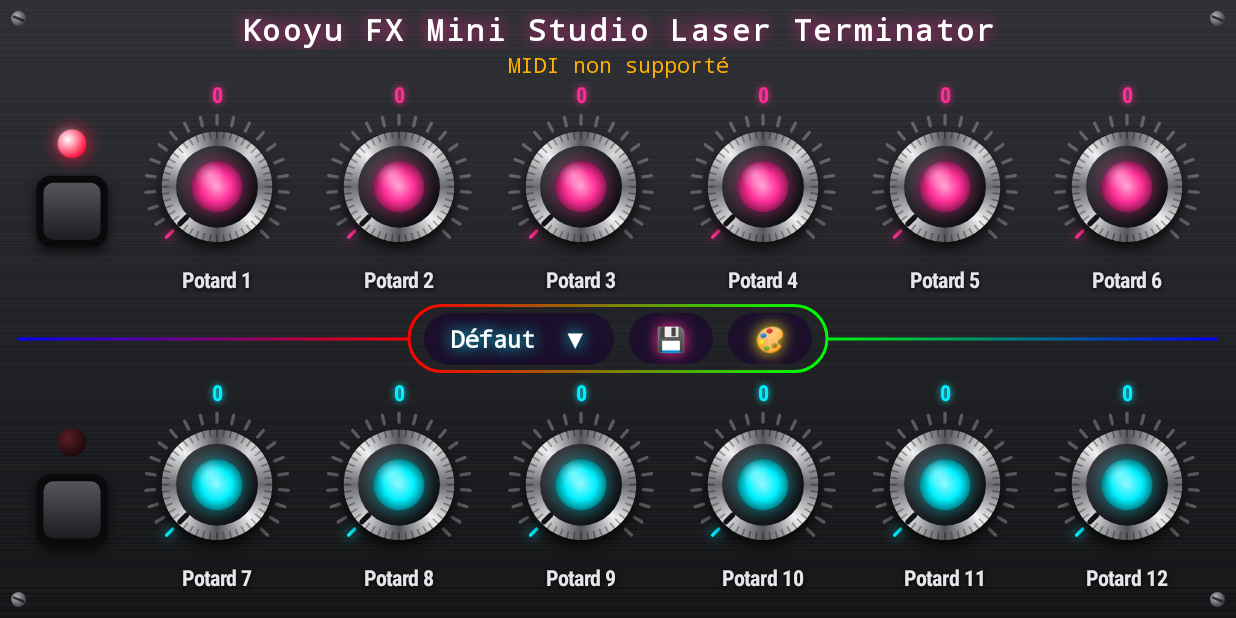
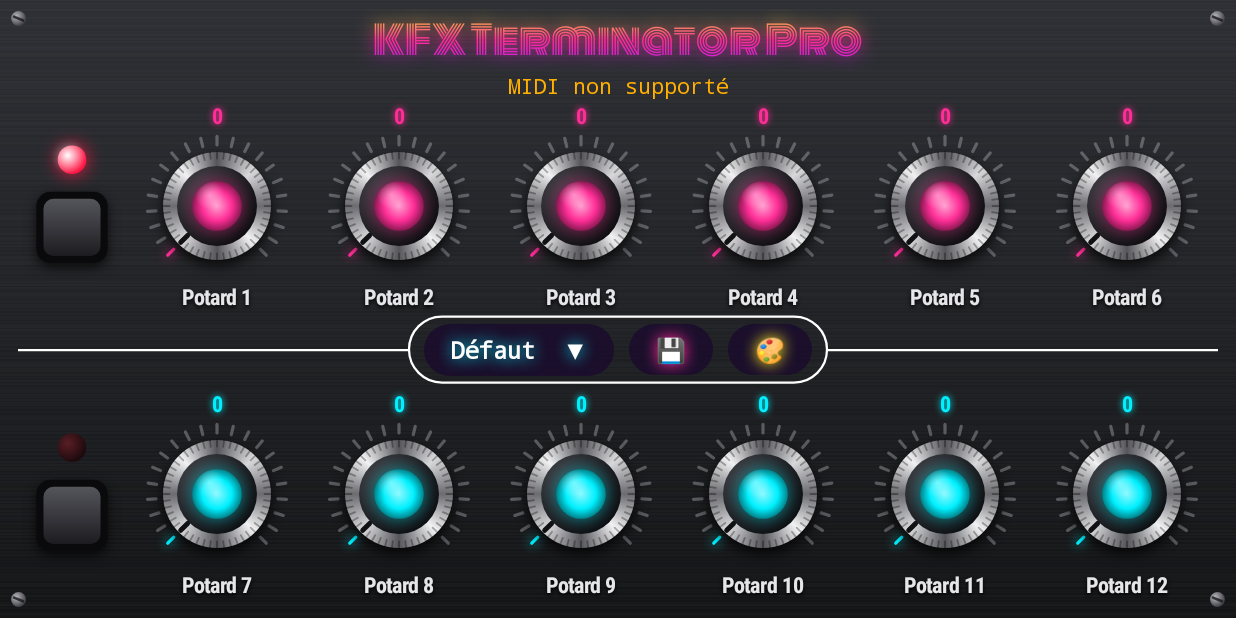
Before and after one commit to perezsebastien15-dotcom/KFX-Mini-Studio-Laser-Terminator, an Android app: the screen it shows after launch (MainActivity), after a tap on an icon or button, on a phone screen of 824 x 412 dp (held sideways). Run offline under Robolectric (Android 15) with nearby library versions, the phone set to English and light mode, and no system bars; 3 other taps on this screen came first.

Commit message:
Double tap opens knob settings (name, CC, color, knob/switch type); white divider; KFX Terminator Pro title
- Single tap no longer opens the dialog (too easy to trigger by accident)
- Settings dialog: color dropdown, knob or switch type, stored per CC/bank and in configs
- Switch: tap toggles 0/127, drawn in "off" color at 0 and chosen color at 127
- RGB divider replaced by a plain white line
- Title "KFX Terminator Pro" in Monoton (OFL) with sunset gradient

Co-Authored-By: Claude Opus 5.5 <noreply@anthropic.com>
Claude-Session: https://claude.ai/code/session_01FW7mrD7z6fZ2p58qVVKdmu

```diff
--- a/app/src/main/java/com/kooyu/neonknobs/KnobView.kt
+++ b/app/src/main/java/com/kooyu/neonknobs/KnobView.kt
@@ -24,7 +24,7 @@ import kotlin.math.sin
 
 /**
  * Gros potard néon.
- * Tourner le doigt autour = valeur · tap = nom/CC · double tap potard = couleur · double tap nom = renommer.
+ * Knob : tourner le doigt autour = valeur. Switch : tap = 0 ↔ 127. Double tap = réglages du potard.
  */
 @SuppressLint("ViewConstructor")
 class KnobView(context: Context, initialColor: Int) : View(context) {
@@ -33,7 +33,7 @@ class KnobView(context: Context, initialColor: Int) : View(context) {
         /** "Éteint" : gris sombre, le potard a l'air coupé. */
         const val ETEINT = 0xFF3A3A42.toInt()
 
-        /** Rose, cyan, jaune, vert, orange, rouge, bleu, violet, éteint (ordre du double tap). */
+        /** Rose, cyan, jaune, vert, orange, rouge, bleu, violet, éteint. */
         val NEON = intArrayOf(
             0xFFFF2E97.toInt(), 0xFF00F0FF.toInt(), 0xFFFFF01F.toInt(), 0xFF39FF14.toInt(),
             0xFFFF8C00.toInt(), 0xFFFF073A.toInt(), 0xFF1F51FF.toInt(), 0xFFBC13FE.toInt(), ETEINT,
@@ -47,13 +47,16 @@ class KnobView(context: Context, initialColor: Int) : View(context) {
         set(v) { field = v.coerceIn(0, 127); invalidate() }
     var color = initialColor
         set(v) { field = v; invalidate() }
+    /** true = switch : 0 (couleur éteint) ou 127 (couleur choisie), au tap. */
+    var isSwitch = false
+        set(v) { field = v; invalidate() }
+    private val on get() = value >= 64
     /** false = style néon, true = style réaliste (potard métal + insert néon). */
     var realistic = false
         set(v) { field = v; invalidate() }
 
     var onValueChange: ((KnobView) -> Unit)? = null
     var onEdit: ((KnobView) -> Unit)? = null
-    var onRename: ((KnobView) -> Unit)? = null
 
     private val dp = resources.displayMetrics.density
     private val slop = ViewConfiguration.get(context).scaledTouchSlop
@@ -61,7 +64,6 @@ class KnobView(context: Context, initialColor: Int) : View(context) {
     private var cx = 0f
     private var cy = 0f
     private var r = 0f
-    private var nameTop = 0f
     private var rainbow = -1f // progression 0..1 de l'anim arc-en-ciel, -1 = éteinte
 
     private val track = Paint(Paint.ANTI_ALIAS_FLAG).apply { style = Paint.Style.STROKE; strokeCap = Paint.Cap.ROUND }
@@ -92,7 +94,8 @@ class KnobView(context: Context, initialColor: Int) : View(context) {
     }
 
     override fun onDraw(canvas: Canvas) {
-        val c = if (rainbow < 0) color else Color.HSVToColor(floatArrayOf(rainbow * 720f % 360f, 1f, 1f))
+        val c = if (rainbow >= 0) Color.HSVToColor(floatArrayOf(rainbow * 720f % 360f, 1f, 1f))
+            else if (isSwitch && !on) ETEINT else color
         if (realistic) return drawRealistic(canvas, c)
         text.typeface = neonFont
         track.color = Color.argb(60, Color.red(c), Color.green(c), Color.blue(c))
@@ -106,21 +109,25 @@ class KnobView(context: Context, initialColor: Int) : View(context) {
         track.strokeWidth = stroke
         glow.strokeWidth = stroke
 
-        canvas.drawText(value.toString(), cx, textSize * 1.1f, text)
+        canvas.drawText(label(), cx, textSize * 1.1f, text)
 
         arc.set(cx - r + stroke, cy - r + stroke, cx + r - stroke, cy + r - stroke)
         canvas.drawArc(arc, 135f, 270f, false, track)
         // pendant l'arc-en-ciel l'arc fait un tour complet, sinon il suit la valeur
-        canvas.drawArc(arc, 135f, if (rainbow < 0) 270f * value / 127f else 270f * rainbow, false, glow)
+        // switch : anneau plein, éteint ou allumé
+        canvas.drawArc(arc, 135f, if (rainbow >= 0) 270f * rainbow else if (isSwitch) 270f else 270f * value / 127f, false, glow)
 
         val inner = r - stroke * 2f
         canvas.drawCircle(cx, cy, inner, body)
+        if (isSwitch) canvas.drawCircle(cx, cy, inner * 0.45f, glow) // switch : un anneau au lieu de l'aiguille
+        else {
             val a = Math.toRadians(135.0 + 270.0 * value / 127.0)
             canvas.drawLine(
                 cx, cy,
                 cx + (inner * 0.85f * cos(a)).toFloat(), cy + (inner * 0.85f * sin(a)).toFloat(),
                 glow
             )
+        }
 
         canvas.drawText(name, cx, cy + r + textSize * 1.3f, text)
     }
@@ -132,9 +139,10 @@ class KnobView(context: Context, initialColor: Int) : View(context) {
         cx = width / 2f
         r = min(width * 0.8f, height - textSize * 3.2f) / 2f
         cy = textSize * 1.6f + r
-        nameTop = cy + r
         return textSize
     }
+
+    private fun label() = if (isSwitch) (if (on) "ON" else "OFF") else value.toString()
 
     private fun mix(a: Int, b: Int, t: Float) = Color.rgb(
         (Color.red(a) + (Color.red(b) - Color.red(a)) * t).toInt(),
@@ -145,8 +153,8 @@ class KnobView(context: Context, initialColor: Int) : View(context) {
     /** Potard façon matériel studio : graduations LED, jupe alu qui tourne, capuchon noir, insert néon lumineux. */
     private fun drawRealistic(canvas: Canvas, c: Int) {
         val textSize = layout()
-        val deg = 135f + 270f * value / 127f
-        val lit = if (rainbow < 0) value / 127f else rainbow
+        val deg = if (isSwitch) 270f else 135f + 270f * value / 127f // switch : repère fixe en haut
+        val lit = if (rainbow >= 0) rainbow else if (isSwitch) 1f else value / 127f
 
         // graduations : allumées en néon jusqu'à la valeur
         line.strokeWidth = r * 0.045f
@@ -195,11 +203,11 @@ class KnobView(context: Context, initialColor: Int) : View(context) {
             0xFF4A4A50.toInt(), 0xFF0C0C0F.toInt(), Shader.TileMode.CLAMP)
         canvas.drawCircle(cx, cy, rc, fill)
 
-        // repère gravé noir sur la jupe
+        // repère gravé noir sur la jupe (pas sur un switch)
         val a = Math.toRadians(deg.toDouble())
         line.color = 0xFF111114.toInt()
         line.strokeWidth = r * 0.07f
-        canvas.drawLine(
+        if (!isSwitch) canvas.drawLine(
             cx + (rc * 1.04f * cos(a)).toFloat(), cy + (rc * 1.04f * sin(a)).toFloat(),
             cx + (rs * 0.95f * cos(a)).toFloat(), cy + (rs * 0.95f * sin(a)).toFloat(), line
         )
@@ -220,7 +228,7 @@ class KnobView(context: Context, initialColor: Int) : View(context) {
         text.typeface = realFont
         text.color = if (c == ETEINT) Color.GRAY else c // sinon la valeur disparaît sur la façade sombre
         text.setShadowLayer(4 * dp, 0f, 0f, c)
-        canvas.drawText(value.toString(), cx, textSize * 1.1f, text)
+        canvas.drawText(label(), cx, textSize * 1.1f, text)
         text.color = if (rainbow < 0) 0xFFE6E6EA.toInt() else c
         text.setShadowLayer(2 * dp, 0f, 1 * dp, Color.BLACK)
         canvas.drawText(name, cx, cy + r + textSize * 1.3f, text)
@@ -228,12 +236,12 @@ class KnobView(context: Context, initialColor: Int) : View(context) {
 
     private val gestures = GestureDetector(context, object : GestureDetector.SimpleOnGestureListener() {
         override fun onDown(e: MotionEvent) = true
-        override fun onSingleTapConfirmed(e: MotionEvent) = performClick()
-        override fun onDoubleTap(e: MotionEvent): Boolean {
-            if (e.y > nameTop) onRename?.invoke(this@KnobView)
-            else color = NEON[(NEON.indexOf(color) + 1) % NEON.size]
+        // confirmé = on attend de savoir que ce n'est pas un double tap (~300 ms)
+        override fun onSingleTapConfirmed(e: MotionEvent): Boolean {
+            if (isSwitch) { value = if (on) 0 else 127; onValueChange?.invoke(this@KnobView) }
             return true
         }
+        override fun onDoubleTap(e: MotionEvent) = performClick()
     }).apply { setIsLongpressEnabled(false) }
 
     private var downX = 0f
@@ -256,7 +264,7 @@ class KnobView(context: Context, initialColor: Int) : View(context) {
                 if (!dragging && hypot(e.x - downX, e.y - downY) > slop) dragging = true
                 val a = angle(e)
                 // près du centre l'angle part en vrille : on suit le doigt sans changer la valeur
-                if (dragging && hypot(e.x - cx, e.y - cy) > r * 0.25f) {
+                if (dragging && !isSwitch && hypot(e.x - cx, e.y - cy) > r * 0.25f) {
                     var d = a - lastAngle
                     if (d > 180) d -= 360 else if (d < -180) d += 360
                     acc = (acc + d * 127f / 270f).coerceIn(0f, 127f) // 270° de course = 0→127, sens horaire = monte
--- a/app/src/main/java/com/kooyu/neonknobs/MainActivity.kt
+++ b/app/src/main/java/com/kooyu/neonknobs/MainActivity.kt
@@ -9,7 +9,6 @@ import android.graphics.Color
 import android.graphics.ColorFilter
 import android.graphics.LinearGradient
 import android.graphics.Paint
-import android.graphics.Matrix
 import android.graphics.PixelFormat
 import android.graphics.RadialGradient
 import android.graphics.Rect
@@ -25,7 +24,6 @@ import android.media.midi.MidiManager
 import android.os.Bundle
 import android.os.Handler
 import android.os.Looper
-import android.os.SystemClock
 import android.text.InputType
 import android.view.Gravity
 import android.view.View
@@ -33,7 +31,11 @@ import android.view.WindowManager
 import android.widget.EditText
 import android.widget.FrameLayout
 import android.widget.LinearLayout
+import android.widget.ArrayAdapter
 import android.widget.PopupMenu
+import android.widget.RadioButton
+import android.widget.RadioGroup
+import android.widget.Spinner
 import android.widget.TextView
 import android.widget.Toast
 import org.json.JSONArray
@@ -46,8 +48,8 @@ import kotlin.math.sin
 class MainActivity : Activity() {
 
     private val knobs = mutableListOf<KnobView>()
-    // 2 banks par ligne, 24 mémoires {n, cc, c, v} : 0-11 = bank A / switch OFF (CC 20-31), 12-23 = bank B / switch ON (CC 32-43).
-    // Nom, CC, valeur et couleur sont propres à chaque mémoire (chaque CC a les siens).
+    // 2 banks par ligne, 24 mémoires {n, cc, c, v, t (0 = knob, 1 = switch)} : 0-11 = bank A / switch OFF (CC 20-31), 12-23 = bank B / switch ON (CC 32-43).
+    // Nom, CC, valeur, couleur et type sont propres à chaque mémoire (chaque CC a les siens).
     private val slots = Array(24) { JSONObject() }
     private val switchOn = BooleanArray(2)
     private val switches = mutableListOf<RowSwitch>()
@@ -73,12 +75,14 @@ class MainActivity : Activity() {
             setPadding(p, p / 2, p, p)
         }
         root.addView(TextView(this).apply {
-            text = "Kooyu FX Mini Studio Laser Terminator"
-            typeface = Typeface.create(Typeface.MONOSPACE, Typeface.BOLD)
+            text = "KFX Terminator Pro"
+            typeface = Typeface.createFromAsset(assets, "monoton.ttf") // police Monoton, licence OFL (assets/monoton-OFL.txt)
             gravity = Gravity.CENTER
-            textSize = 20f
-            letterSpacing = 0.08f
+            textSize = 26f
             setTextColor(Color.WHITE)
+            // dégradé coucher de soleil jaune → rose → violet sur la hauteur du texte, halo rose
+            paint.shader = LinearGradient(0f, 0f, 0f, lineHeight.toFloat(),
+                intArrayOf(0xFFFFF01F.toInt(), 0xFFFF2E97.toInt(), 0xFFBC13FE.toInt()), null, Shader.TileMode.CLAMP)
             setShadowLayer(10 * resources.displayMetrics.density, 0f, 0f, KnobView.NEON[0])
         })
         status = TextView(this).apply {
@@ -95,6 +99,7 @@ class MainActivity : Activity() {
                 .put("cc", prefs.getInt("cc$j", 20 + j)) // OFF : potard 1 = CC 20 … 12 = CC 31 · ON : potard 1 = CC 32 … 12 = CC 43
                 .put("c", prefs.getInt("col$j", KnobView.NEON[k / 6]))
                 .put("v", prefs.getInt("val$j", 0))
+                .put("t", prefs.getInt("type$j", 0))
         }
         for (row in 0..1) {
             switchOn[row] = prefs.getBoolean("sw$row", false)
@@ -110,8 +115,7 @@ class MainActivity : Activity() {
             for (col in 0..5) {
                 val knob = KnobView(this, KnobView.NEON[row]).apply {
                     onValueChange = { sendCc(it.cc, it.value) }
-                    onEdit = { editKnob(it, withCc = true) }
-                    onRename = { editKnob(it, withCc = false) }
+                    onEdit = ::editKnob
                 }
                 knobs += knob
                 line.addView(knob, LinearLayout.LayoutParams(0, LinearLayout.LayoutParams.MATCH_PARENT, 1f))
@@ -143,7 +147,7 @@ class MainActivity : Activity() {
         prefs.edit().apply {
             slots.forEachIndexed { j, o ->
                 putString("name$j", o.getString("n")); putInt("cc$j", o.getInt("cc"))
-                putInt("val$j", o.getInt("v")); putInt("col$j", o.getInt("c"))
+                putInt("val$j", o.getInt("v")); putInt("col$j", o.getInt("c")); putInt("type$j", o.optInt("t"))
             }
             putBoolean("sw0", switchOn[0]); putBoolean("sw1", switchOn[1])
         }.apply()
@@ -157,12 +161,16 @@ class MainActivity : Activity() {
     private fun store(k: Int) {
         val v = knobs[k]
         slots[slotOf(k)] = JSONObject().put("n", v.name).put("cc", v.cc).put("c", v.color).put("v", v.value)
+            .put("t", if (v.isSwitch) 1 else 0)
     }
 
-    /** Nom, CC, valeur et couleur de la bank active. */
+    /** Nom, CC, valeur, couleur et type de la bank active. */
     private fun show(k: Int) {
         val o = slots[slotOf(k)]
-        knobs[k].apply { name = o.getString("n"); cc = o.getInt("cc"); color = o.getInt("c"); value = o.getInt("v") }
+        knobs[k].apply {
+            name = o.getString("n"); cc = o.getInt("cc"); color = o.getInt("c"); value = o.getInt("v")
+            isSwitch = o.optInt("t") == 1 // les configs d'avant n'ont pas de type : knob
+        }
     }
 
     /** Interne à l'appli : bascule la ligne de bank (CC + valeurs), rien n'est envoyé en MIDI. */
@@ -182,16 +190,36 @@ class MainActivity : Activity() {
 
     // ---------- Réglages ----------
 
-    private fun editKnob(k: KnobView, withCc: Boolean) {
+    /** Réglages du potard (double tap) : nom, CC, couleur, type. */
+    private fun editKnob(k: KnobView) {
         val nameField = EditText(this).apply { setText(k.name); hint = "Nom"; setSingleLine(); selectAll() }
         val ccField = EditText(this).apply {
             setText(k.cc.toString()); hint = "CC (0-127)"; inputType = InputType.TYPE_CLASS_NUMBER
+        }
+        val colorNames = listOf("Rose", "Cyan", "Jaune", "Vert", "Orange", "Rouge", "Bleu", "Violet", "Éteint")
+        val colorPick = Spinner(this).apply {
+            adapter = object : ArrayAdapter<String>(this@MainActivity, android.R.layout.simple_spinner_item, colorNames.map { "●  $it" }) {
+                override fun getView(pos: Int, v: View?, parent: android.view.ViewGroup) = tint(super.getView(pos, v, parent), pos)
+                override fun getDropDownView(pos: Int, v: View?, parent: android.view.ViewGroup) = tint(super.getDropDownView(pos, v, parent), pos)
+                // "éteint" en gris lisible, sinon il disparaît sur le fond sombre
+                private fun tint(v: View, pos: Int) = v.apply {
+                    (this as TextView).setTextColor(if (KnobView.NEON[pos] == KnobView.ETEINT) Color.GRAY else KnobView.NEON[pos])
+                }
+            }.apply { setDropDownViewResource(android.R.layout.simple_spinner_dropdown_item) }
+            setSelection(KnobView.NEON.indexOf(k.color).coerceAtLeast(0))
+        }
+        val knobBtn = RadioButton(this).apply { text = "Knob"; id = View.generateViewId() }
+        val switchBtn = RadioButton(this).apply { text = "Switch"; id = View.generateViewId() }
+        val typePick = RadioGroup(this).apply {
+            orientation = RadioGroup.HORIZONTAL
+            addView(knobBtn); addView(switchBtn)
+            check(if (k.isSwitch) switchBtn.id else knobBtn.id)
         }
         val form = LinearLayout(this).apply {
             orientation = LinearLayout.VERTICAL
             val p = (20 * resources.displayMetrics.density).toInt()
             setPadding(p, p / 2, p, 0)
-            addView(nameField); if (withCc) addView(ccField)
+            addView(nameField); addView(ccField); addView(colorPick); addView(typePick)
         }
         AlertDialog.Builder(this, android.R.style.Theme_Material_Dialog_Alert)
             .setTitle("Potard ${knobs.indexOf(k) + 1}" + if (switchOn[knobs.indexOf(k) / 6]) " · bank B" else " · bank A")
@@ -204,6 +232,11 @@ class MainActivity : Activity() {
                 }
                 k.name = nameField.text.toString().trim().ifEmpty { k.name }
                 k.cc = cc
+                k.color = KnobView.NEON[colorPick.selectedItemPosition]
+                val toSwitch = switchBtn.isChecked
+                // passage en switch : on cale la valeur sur 0/127 pour que l'écran dise la même chose que le PC (rien n'est envoyé)
+                if (toSwitch && !k.isSwitch) k.value = if (k.value >= 64) 127 else 0
+                k.isSwitch = toSwitch
                 k.playRainbow()
             }
             .setNegativeButton("Annuler", null)
@@ -233,7 +266,7 @@ class MainActivity : Activity() {
         showConfigName()
         val save = pill("💾", KnobView.NEON[0]).apply { setOnClickListener { askSaveConfig() } }
         val style = pill("🎨", KnobView.NEON[2]).apply { setOnClickListener { applyStyle(!knobs[0].realistic) } }
-        return RgbBar(this).apply {
+        return LineBar(this).apply {
             setPadding(0, (8 * d).toInt(), 0, (8 * d).toInt())
             addView(configName)
             addView(save, LinearLayout.LayoutParams(
@@ -404,19 +437,13 @@ private class WaveOverlay(context: android.content.Context, private val target:
     }
 }
 
-/** Ligne RVB animée de bord à bord, qui fait le tour de la zone nom de config + sauvegarde. */
-private class RgbBar(context: android.content.Context) : LinearLayout(context) {
+/** Ligne blanche de bord à bord, qui fait le tour de la zone nom de config + sauvegarde. */
+private class LineBar(context: android.content.Context) : LinearLayout(context) {
     private val dp = resources.displayMetrics.density
-    private val line = Paint(Paint.ANTI_ALIAS_FLAG).apply { style = Paint.Style.STROKE; strokeWidth = 2 * dp }
-    private val shift = Matrix()
+    private val line = Paint(Paint.ANTI_ALIAS_FLAG).apply { style = Paint.Style.STROKE; strokeWidth = 1.5f * dp; color = Color.WHITE }
     private val box = RectF()
 
     init { gravity = Gravity.CENTER; setWillNotDraw(false) }
-
-    override fun onSizeChanged(w: Int, h: Int, oldw: Int, oldh: Int) {
-        line.shader = LinearGradient(0f, 0f, w.toFloat(), 0f,
-            intArrayOf(Color.RED, Color.GREEN, Color.BLUE, Color.RED), null, Shader.TileMode.REPEAT)
-    }
 
     override fun onDraw(canvas: Canvas) {
         if (childCount == 0) return
@@ -424,13 +451,10 @@ private class RgbBar(context: android.content.Context) : LinearLayout(context) {
         val last = getChildAt(childCount - 1)
         box.set(first.left.toFloat(), first.top.toFloat(), last.right.toFloat(), last.bottom.toFloat())
         box.inset(-10 * dp, -5 * dp)
-        shift.setTranslate(SystemClock.uptimeMillis() % 4000 / 4000f * width, 0f) // le dégradé défile : 1 tour en 4 s
-        line.shader?.setLocalMatrix(shift)
         val y = height / 2f
         canvas.drawLine(0f, y, box.left, y, line)
         canvas.drawRoundRect(box, box.height() / 2, box.height() / 2, line)
         canvas.drawLine(box.right, y, width.toFloat(), y, line)
-        postInvalidateOnAnimation()
     }
 }
 
```
Also changed, not shown: app/src/main/assets/monoton-OFL.txt (added, +94 -0 lines), app/src/main/assets/monoton.ttf (added), 1 other file. Lines whose indentation alone changed are shown as unchanged.
